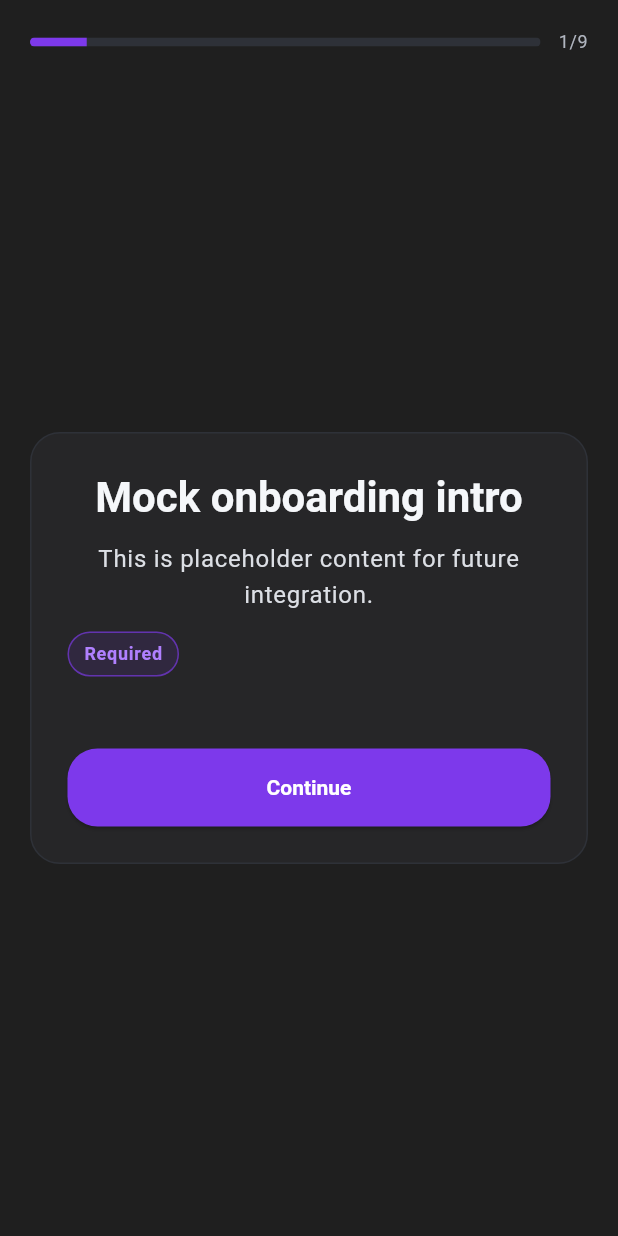
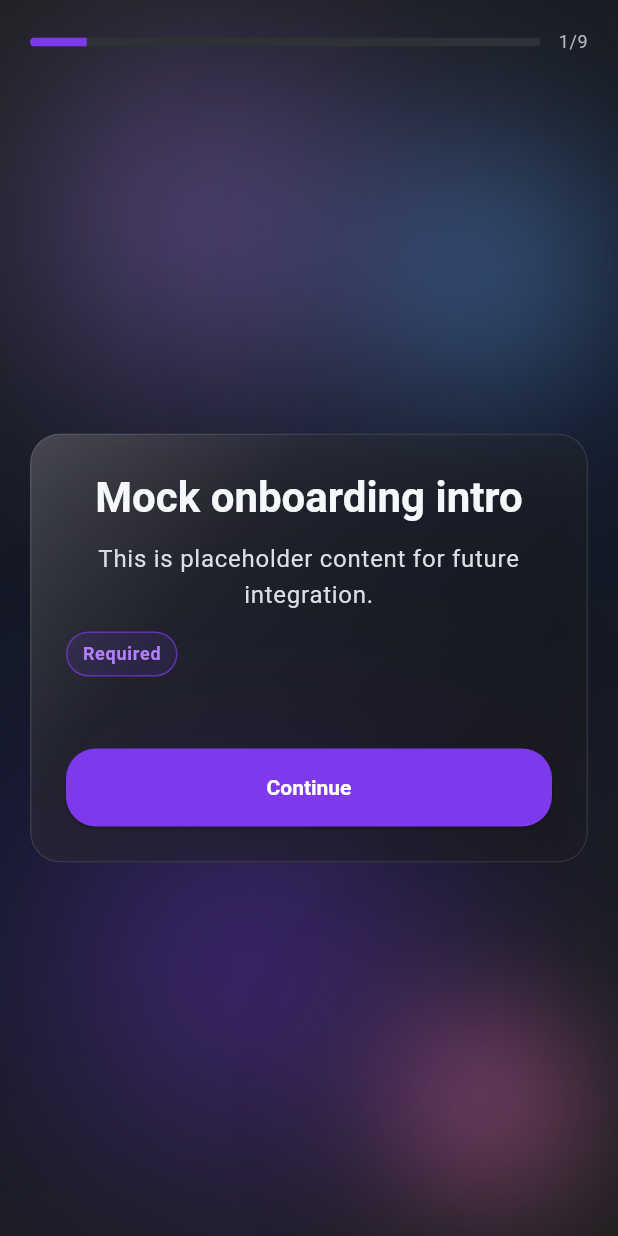
Before and after one commit to admtools-qinv/teste, a Flutter app: the screen it shows after launch, on a phone screen of 412 x 824 dp. Run offline on Flutter 3.47's test engine with Material 3 defaults, Android fonts, the light colour scheme and no system bars; our stand-ins replace flutter_tts; Roboto replaces fonts that are missing (Plus Jakarta Sans).

Commit message:
Add glass onboarding reference visuals

```diff
--- a/experiments/onboarding_reference/flutter/lib/onboarding_reference/onboarding_reference.dart
+++ b/experiments/onboarding_reference/flutter/lib/onboarding_reference/onboarding_reference.dart
@@ -4,6 +4,7 @@ export 'models/onboarding_review_item.dart';
 export 'models/onboarding_session.dart';
 export 'models/onboarding_step.dart';
 export 'presentation/onboarding_screen.dart';
+export 'presentation/widgets/glass_widgets.dart';
 export 'presentation/widgets/qinv_button.dart';
 export 'presentation/widgets/qinv_caption_bar.dart';
 export 'presentation/widgets/qinv_error_banner.dart';
--- a/experiments/onboarding_reference/flutter/lib/onboarding_reference/presentation/onboarding_screen.dart
+++ b/experiments/onboarding_reference/flutter/lib/onboarding_reference/presentation/onboarding_screen.dart
@@ -8,6 +8,7 @@ import '../services/backend/onboarding_backend_service.dart';
 import '../services/analytics/onboarding_analytics_service.dart';
 import '../services/voice_service.dart';
 import '../theme/qinvweb3_tokens.dart';
+import 'widgets/glass_widgets.dart';
 import 'widgets/qinv_button.dart';
 import 'widgets/qinv_caption_bar.dart';
 import 'widgets/qinv_error_banner.dart';
@@ -489,7 +490,8 @@ class _OnboardingScreenState extends State<OnboardingScreen> {
 
         return Scaffold(
           backgroundColor: QInvWeb3Tokens.background,
-          body: SafeArea(
+          body: GlassBackground(
+            child: SafeArea(
               child: AnimatedPadding(
                 duration: QInvWeb3Tokens.transitionAll,
                 padding: EdgeInsets.fromLTRB(
@@ -504,6 +506,7 @@ class _OnboardingScreenState extends State<OnboardingScreen> {
                 ),
               ),
             ),
+          ),
         );
       },
     );
--- /dev/null
+++ b/experiments/onboarding_reference/flutter/lib/onboarding_reference/presentation/widgets/glass_widgets.dart
@@ -0,0 +1,351 @@
+import 'dart:ui';
+
+import 'package:flutter/material.dart';
+
+import '../../theme/qinvweb3_tokens.dart';
+
+@immutable
+class GlassOrb {
+  final Alignment alignment;
+  final double size;
+  final Color color;
+  final double blurRadius;
+  final Offset offset;
+
+  const GlassOrb({
+    required this.alignment,
+    required this.size,
+    required this.color,
+    required this.blurRadius,
+    this.offset = Offset.zero,
+  });
+}
+
+const kDefaultOrbs = <GlassOrb>[
+  GlassOrb(
+    alignment: Alignment(-1.08, -1.0),
+    size: 320,
+    color: Color(0xFF9F7AEA),
+    blurRadius: 78,
+    offset: Offset(-18, -12),
+  ),
+  GlassOrb(
+    alignment: Alignment(1.10, -0.78),
+    size: 240,
+    color: Color(0xFF60A5FA),
+    blurRadius: 64,
+    offset: Offset(24, -4),
+  ),
+  GlassOrb(
+    alignment: Alignment(-0.92, 0.84),
+    size: 340,
+    color: Color(0xFF7C3AED),
+    blurRadius: 88,
+    offset: Offset(-8, 30),
+  ),
+  GlassOrb(
+    alignment: Alignment(0.95, 0.95),
+    size: 180,
+    color: Color(0xFFF472B6),
+    blurRadius: 48,
+    offset: Offset(10, 18),
+  ),
+];
+
+class GlassBackground extends StatelessWidget {
+  final Widget child;
+  final List<GlassOrb> orbs;
+  final Color baseColor;
+
+  const GlassBackground({
+    super.key,
+    required this.child,
+    this.orbs = kDefaultOrbs,
+    this.baseColor = QInvWeb3Tokens.background,
+  });
+
+  @override
+  Widget build(BuildContext context) {
+    return Stack(
+      fit: StackFit.expand,
+      children: [
+        DecoratedBox(
+          decoration: BoxDecoration(
+            color: baseColor,
+            gradient: LinearGradient(
+              begin: Alignment.topLeft,
+              end: Alignment.bottomRight,
+              colors: [
+                baseColor,
+                const Color(0xFF121827),
+                baseColor.withValues(alpha: 0.97),
+              ],
+            ),
+          ),
+        ),
+        Positioned.fill(
+          child: IgnorePointer(
+            child: Stack(
+              children: [
+                for (final orb in orbs)
+                  Align(
+                    alignment: orb.alignment,
+                    child: Transform.translate(
+                      offset: orb.offset,
+                      child: _GlassOrbSurface(orb: orb),
+                    ),
+                  ),
+              ],
+            ),
+          ),
+        ),
+        Positioned.fill(child: child),
+      ],
+    );
+  }
+}
+
+class _GlassOrbSurface extends StatelessWidget {
+  final GlassOrb orb;
+
+  const _GlassOrbSurface({required this.orb});
+
+  @override
+  Widget build(BuildContext context) {
+    return ImageFiltered(
+      imageFilter: ImageFilter.blur(sigmaX: orb.blurRadius, sigmaY: orb.blurRadius),
+      child: Container(
+        width: orb.size,
+        height: orb.size,
+        decoration: BoxDecoration(
+          shape: BoxShape.circle,
+          gradient: RadialGradient(
+            colors: [
+              orb.color.withValues(alpha: 0.92),
+              orb.color.withValues(alpha: 0.28),
+              Colors.transparent,
+            ],
+            stops: const [0.0, 0.6, 1.0],
+          ),
+        ),
+      ),
+    );
+  }
+}
+
+class GlassCard extends StatelessWidget {
+  final Widget child;
+  final EdgeInsetsGeometry padding;
+  final BorderRadiusGeometry borderRadius;
+  final double blurSigma;
+  final Color fillColor;
+  final Color borderColor;
+
+  const GlassCard({
+    super.key,
+    required this.child,
+    this.padding = const EdgeInsets.all(24),
+    this.borderRadius = const BorderRadius.all(Radius.circular(QInvWeb3Tokens.radiusCard)),
+    this.blurSigma = 24,
+    this.fillColor = const Color.fromRGBO(17, 18, 24, 0.46),
+    this.borderColor = const Color.fromRGBO(255, 255, 255, 0.12),
+  });
+
+  @override
+  Widget build(BuildContext context) {
+    return ClipRRect(
+      borderRadius: borderRadius,
+      child: BackdropFilter(
+        filter: ImageFilter.blur(sigmaX: blurSigma, sigmaY: blurSigma),
+        child: DecoratedBox(
+          decoration: BoxDecoration(
+            color: fillColor,
+            borderRadius: borderRadius,
+            border: Border.all(color: borderColor),
+            boxShadow: [
+              BoxShadow(
+                color: Colors.black.withValues(alpha: 0.18),
+                blurRadius: 28,
+                offset: const Offset(0, 12),
+              ),
+            ],
+          ),
+          child: Stack(
+            children: [
+              Positioned.fill(
+                child: IgnorePointer(
+                  child: DecoratedBox(
+                    decoration: BoxDecoration(
+                      borderRadius: borderRadius,
+                      gradient: LinearGradient(
+                        begin: Alignment.topLeft,
+                        end: Alignment.bottomRight,
+                        colors: [
+                          Colors.white.withValues(alpha: 0.18),
+                          Colors.white.withValues(alpha: 0.04),
+                          Colors.transparent,
+                        ],
+                        stops: const [0.0, 0.32, 1.0],
+                      ),
+                    ),
+                  ),
+                ),
+              ),
+              Padding(
+                padding: padding,
+                child: child,
+              ),
+            ],
+          ),
+        ),
+      ),
+    );
+  }
+}
+
+class GlassButton extends StatelessWidget {
+  final String label;
+  final VoidCallback? onPressed;
+  final Color accentColor;
+  final bool busy;
+  final bool selected;
+  final bool outline;
+  final double height;
+  final EdgeInsetsGeometry padding;
+
+  const GlassButton({
+    super.key,
+    required this.label,
+    required this.onPressed,
+    this.accentColor = QInvWeb3Tokens.primary,
+    this.busy = false,
+    this.selected = false,
+    this.outline = false,
+    this.height = 52,
+    this.padding = const EdgeInsets.symmetric(horizontal: 18, vertical: 14),
+  });
+
+  @override
+  Widget build(BuildContext context) {
+    final enabled = onPressed != null && !busy;
+    final borderRadius = BorderRadius.circular(999);
+    final spinnerColor = outline ? accentColor : QInvWeb3Tokens.primaryForeground;
+    final foreground = outline ? accentColor : QInvWeb3Tokens.primaryForeground;
+
+    final content = AnimatedSwitcher(
+      duration: QInvWeb3Tokens.transitionAll,
+      child: busy
+          ? Row(
+              key: const ValueKey('busy'),
+              mainAxisSize: MainAxisSize.min,
+              mainAxisAlignment: MainAxisAlignment.center,
+              children: [
+                SizedBox(
+                  height: 18,
+                  width: 18,
+                  child: CircularProgressIndicator(
+                    strokeWidth: 2.2,
+                    valueColor: AlwaysStoppedAnimation<Color>(spinnerColor),
+                  ),
+                ),
+                const SizedBox(width: 10),
+                Flexible(
+                  child: Text(
+                    label,
+                    textAlign: TextAlign.center,
+                    overflow: TextOverflow.ellipsis,
+                  ),
+                ),
+              ],
+            )
+          : Row(
+              key: const ValueKey('idle'),
+              mainAxisSize: MainAxisSize.min,
+              mainAxisAlignment: MainAxisAlignment.center,
+              children: [
+                if (selected) ...[
+                  Icon(Icons.check_circle_rounded, size: 18, color: foreground),
+                  const SizedBox(width: 8),
+                ],
+                Flexible(
+                  child: Text(
+                    label,
+                    textAlign: TextAlign.center,
+                    overflow: TextOverflow.ellipsis,
+                  ),
+                ),
+              ],
+            ),
+    );
+
+    final decoration = BoxDecoration(
+      borderRadius: borderRadius,
+      gradient: outline
+          ? LinearGradient(
+              colors: [
+                accentColor.withValues(alpha: selected ? 0.22 : 0.12),
+                accentColor.withValues(alpha: 0.04),
+              ],
+              begin: Alignment.topLeft,
+              end: Alignment.bottomRight,
+            )
+          : LinearGradient(
+              colors: [
+                accentColor,
+                accentColor.withValues(alpha: 0.82),
+              ],
+              begin: Alignment.topLeft,
+              end: Alignment.bottomRight,
+            ),
+      border: Border.all(
+        color: outline
+            ? accentColor.withValues(alpha: selected ? 0.72 : 0.45)
+            : Colors.white.withValues(alpha: 0.12),
+        width: selected ? 1.4 : 1.0,
+      ),
+      boxShadow: [
+        BoxShadow(
+          color: accentColor.withValues(alpha: outline ? 0.08 : 0.26),
+          blurRadius: outline ? 16 : 24,
+          spreadRadius: outline ? 0 : 1,
+          offset: const Offset(0, 10),
+        ),
+      ],
+    );
+
+    final button = Material(
+      color: Colors.transparent,
+      child: InkWell(
+        onTap: enabled ? onPressed : null,
+        borderRadius: borderRadius,
+        child: AnimatedOpacity(
+          duration: QInvWeb3Tokens.transitionAll,
+          opacity: enabled ? 1 : 0.62,
+          child: Container(
+            constraints: BoxConstraints(minHeight: height),
+            padding: padding,
+            decoration: decoration,
+            child: Center(
+              child: DefaultTextStyle(
+                style: Theme.of(context).textTheme.labelLarge!.copyWith(
+                      color: foreground,
+                      fontWeight: FontWeight.w600,
+                    ),
+                child: content,
+              ),
+            ),
+          ),
+        ),
+      ),
+    );
+
+    return Semantics(
+      button: true,
+      enabled: enabled,
+      selected: selected,
+      label: label,
+      value: busy ? 'Loading' : (selected ? 'Selected' : null),
+      child: button,
+    );
+  }
+}
--- a/experiments/onboarding_reference/flutter/lib/onboarding_reference/presentation/widgets/qinv_step_card.dart
+++ b/experiments/onboarding_reference/flutter/lib/onboarding_reference/presentation/widgets/qinv_step_card.dart
@@ -1,6 +1,7 @@
 import 'package:flutter/material.dart';
 
 import '../../theme/qinvweb3_tokens.dart';
+import 'glass_widgets.dart';
 
 class QInvStepCard extends StatelessWidget {
   final Widget child;
@@ -14,14 +15,11 @@ class QInvStepCard extends StatelessWidget {
 
   @override
   Widget build(BuildContext context) {
-    return Container(
-      width: double.infinity,
+    return GlassCard(
       padding: padding,
-      decoration: BoxDecoration(
-        color: QInvWeb3Tokens.cardBgLight,
-        borderRadius: BorderRadius.circular(QInvWeb3Tokens.radiusCard),
-        border: Border.all(color: QInvWeb3Tokens.border),
-      ),
+      fillColor: QInvWeb3Tokens.cardBgDropdown.withValues(alpha: 0.38),
+      borderColor: Colors.white.withValues(alpha: 0.10),
+      blurSigma: 28,
       child: child,
     );
   }
```
Lines whose indentation alone changed are shown as unchanged.
